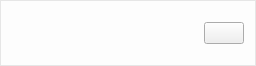
Qt form FMCL/Functions/About/AboutItem.ui (1604042736/FMCL) before a commit.
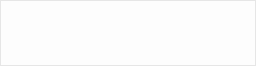
The same form after that commit. Custom widgets are drawn as their Qt base class.

Commit message: 完善关于界面

```diff
--- a/FMCL/Functions/About/AboutItem.ui
+++ b/FMCL/Functions/About/AboutItem.ui
@@ -46,25 +46,13 @@
      </property>
     </widget>
    </item>
-   <item row="0" column="2" rowspan="2">
-    <widget class="PushButton" name="pb_operator">
-     <property name="sizePolicy">
-      <sizepolicy hsizetype="Fixed" vsizetype="Fixed">
-       <horstretch>0</horstretch>
-       <verstretch>0</verstretch>
-      </sizepolicy>
-     </property>
-     <property name="minimumSize">
-      <size>
-       <width>0</width>
-       <height>0</height>
-      </size>
-     </property>
-     <property name="maximumSize">
-      <size>
-       <width>16777215</width>
-       <height>16777215</height>
-      </size>
+   <item row="1" column="1">
+    <widget class="QLabel" name="l_desctiption">
+     <property name="font">
+      <font>
+       <family>Microsoft YaHei</family>
+       <pointsize>9</pointsize>
+      </font>
      </property>
      <property name="text">
       <string/>
@@ -90,15 +78,21 @@
      </property>
     </widget>
    </item>
+   <item row="0" column="2" rowspan="2">
+    <spacer name="horizontalSpacer">
+     <property name="orientation">
+      <enum>Qt::Horizontal</enum>
+     </property>
+     <property name="sizeHint" stdset="0">
+      <size>
+       <width>40</width>
+       <height>20</height>
+      </size>
+     </property>
+    </spacer>
+   </item>
   </layout>
  </widget>
- <customwidgets>
-  <customwidget>
-   <class>PushButton</class>
-   <extends>QPushButton</extends>
-   <header>qfluentwidgets</header>
-  </customwidget>
- </customwidgets>
  <resources/>
  <connections/>
 </ui>
```
Left out of the diff: 14 changed lines with no effect on the pictures. The commit also changes 5 other files.
